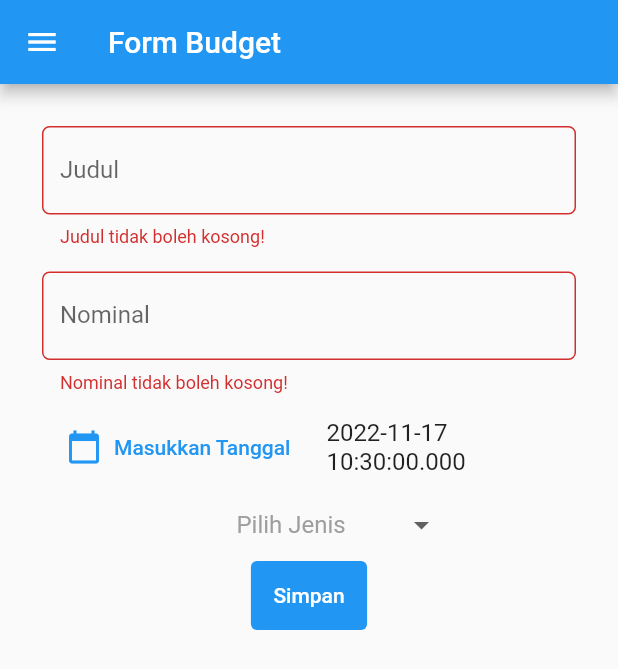
After one commit to ajsebastians/pbp-flutter-lab, a Flutter app: the AddBudget screen opened directly, after a tap on "Simpan", on a phone screen of 412 x 824 dp. The commit adds this screen. Shown: the top 669 px of the screen. Run offline on Flutter 3.47's test engine with Material 2 defaults, Android fonts, the phone set to English and light mode, and no system bars.

Commit message:
tugas 8 kelar

```diff
--- /dev/null
+++ b/lib/add_budget.dart
@@ -0,0 +1,230 @@
+import 'globals.dart' as globals;
+import 'package:flutter/material.dart';
+import 'package:flutter/services.dart';
+import 'package:counter_7/main.dart';
+import 'package:counter_7/drawer.dart';
+import 'package:counter_7/showdata_budget.dart';
+
+class AddBudget extends StatefulWidget {
+  const AddBudget({super.key});
+
+  @override
+  State<AddBudget> createState() => _AddBudgetState();
+}
+
+class Budget {
+  late String judul;
+  late int nominal;
+  late String jenis;
+  late DateTime date;
+
+  Budget(
+      {required this.judul, required this.nominal, required this.jenis, required this.date});
+}
+
+class _AddBudgetState extends State<AddBudget> {
+  final _formKey = GlobalKey<FormState>();
+  String? _judul;
+  int? nominal;
+  String? jenis;
+  List<String> listjenis = ['Pemasukan', 'Pengeluaran'];
+  DateTime date = DateTime.now();
+  // String formattedDate = DateFormat.yMMMMd('en_US').format(date);
+
+  onPressed(BuildContext context) {
+    var data =
+        Budget(judul: _judul!, nominal: nominal!, jenis: jenis!, date: date);
+    globals.budgets.add(data);
+    Navigator.pushReplacement(
+      context,
+      MaterialPageRoute(builder: (context) => const DataBudgetPage()),
+    );
+  }
+
+  @override
+  Widget build(BuildContext context) {
+    return Scaffold(
+      appBar: AppBar(
+        title: Text('Form Budget'),
+      ),
+      drawer: const DrawerApp(),
+      body: Form(
+        key: _formKey,
+        child: SingleChildScrollView(
+          child: Container(
+            padding: const EdgeInsets.all(20.0),
+            child: Column(
+              children: [
+                Padding(
+
+                  padding: const EdgeInsets.all(8.0),
+                  child: TextFormField(
+                    decoration: InputDecoration(
+                      hintText: "Bayar Tagihan",
+                      labelText: "Judul",
+
+                      border: OutlineInputBorder(
+                        borderRadius: BorderRadius.circular(5.0),
+                      ),
+                    ),
+                    onChanged: (String? value) {
+                      setState(() {
+                        _judul = value!;
+                      });
+                    },
+                    onSaved: (String? value) {
+                      setState(() {
+                        _judul = value!;
+                      });
+                    },
+                    validator: (String? value) {
+                      if (value == null || value.isEmpty) {
+                        return 'Judul tidak boleh kosong!';
+                      }
+                      return null;
+                    },
+                  ),
+                ),
+                Padding(
+                  padding: const EdgeInsets.all(8.0),
+                  child: TextFormField(
+                    decoration: InputDecoration(
+                      hintText: "179000",
+                      labelText: "Nominal",
+                      border: OutlineInputBorder(
+                        borderRadius: BorderRadius.circular(5.0),
+                      ),
+                    ),
+                    keyboardType: TextInputType.number,
+                    inputFormatters: <TextInputFormatter>[
+                      FilteringTextInputFormatter.digitsOnly
+                    ],
+                    onChanged: (String? value) {
+                      setState(() {
+                        if (value != '') {
+                          nominal = int.parse(value!);
+                        }
+                      });
+                    },
+                    onSaved: (String? value) {
+                      setState(() {
+                        if (value != '') {
+                          nominal = int.parse(value!);
+                        }
+                      });
+                    },
+                    validator: (String? value) {
+                      if (value == null || value.isEmpty) {
+                        return 'Nominal tidak boleh kosong!';
+                      }
+                      return null;
+                    },
+                  ),
+                ),
+
+                ListTile(
+                  title: Text(date.toString()),
+                  leading: TextButton.icon(
+                    icon: const Icon(Icons.calendar_today),
+                    label: const Text("Masukkan Tanggal"),
+                    onPressed: () {
+                      showDatePicker(
+                        context: context,
+                        initialDate: DateTime.now(),
+                        firstDate: DateTime(2000),
+                        lastDate: DateTime(2101),
+                      ).then((date) {
+
+                        setState(() {
+                          this.date = date!;
+                        });
+                      });
+                    },
+                  ),
+                ),
+
+                DropdownButtonHideUnderline(
+                  child: DropdownButton(
+                    value: jenis,
+                    icon: const Icon(Icons.arrow_drop_down),
+                    items: listjenis.map((String items) {
+                      return DropdownMenuItem(
+                        value: items,
+                        child: Text(items),
+                      );
+                    }).toList(),
+                    onChanged: (String? newValue) {
+                      setState(() {
+                        jenis = newValue!;
+                      });
+                    },
+                    hint: Container(
+                      width: 150, //and here
+                      child: const Text(
+                        "Pilih Jenis",
+                        style: TextStyle(color: Colors.grey),
+                        textAlign: TextAlign.center,
+                      ),
+                    ),
+                  ),
+                ),
+                Align(
+                  alignment: Alignment.bottomCenter,
+                  child: TextButton(
+                    style: TextButton.styleFrom(
+                        backgroundColor: Colors.blue,
+                        padding: const EdgeInsets.all(15.0),
+                        tapTargetSize: MaterialTapTargetSize.shrinkWrap,
+                        alignment: Alignment.center),
+                    onPressed: () {
+                      if (_formKey.currentState!.validate()) {
+                        if (jenis == null || jenis == '') {
+                          showDialog(
+                            context: context,
+                            builder: (context) {
+                              return Dialog(
+                                shape: RoundedRectangleBorder(
+                                  borderRadius: BorderRadius.circular(10),
+                                ),
+                                elevation: 15,
+                                child: Container(
+                                  child: ListView(
+                                    padding: const EdgeInsets.only(
+                                        top: 20, bottom: 20),
+                                    shrinkWrap: true,
+                                    children: <Widget>[
+                                      const Center(
+                                          child: Text(
+                                              'Pilih Jenis tidak boleh kosong')),
+                                      const SizedBox(height: 20),
+                                      TextButton(
+                                        onPressed: () {
+                                          Navigator.pop(context);
+                                        },
+                                        child: const Text('Kembali'),
+                                      ),
+                                    ],
+                                  ),
+                                ),
+                              );
+                            },
+                          );
+                        } else {
+                          onPressed(context);
+                        }
+                      }
+                    },
+                    child: const Text(
+                      "Simpan",
+                      style: TextStyle(color: Colors.white),
+                    ),
+                  ),
+                ),
+              ],
+            ),
+          ),
+        ),
+      ),
+    );
+  }
+}
--- /dev/null
+++ b/lib/drawer.dart
@@ -0,0 +1,47 @@
+import 'package:flutter/material.dart';
+import 'package:counter_7/main.dart';
+import 'package:counter_7/add_budget.dart';
+import 'package:counter_7/showdata_budget.dart';
+
+class DrawerApp extends StatelessWidget {
+  const DrawerApp({super.key});
+
+  @override
+  Widget build(BuildContext context) {
+    return Drawer(
+      child: Column(
+        children: [
+          ListTile(
+            title: const Text('counter_7'),
+            onTap: () {
+              Navigator.pushReplacement(
+                context,
+                MaterialPageRoute(
+                    builder: (context) => const MyHomePage(title: 'counter_7')),
+              );
+            },
+          ),
+          ListTile(
+            title: const Text('Tambah Budget'),
+            onTap: () {
+              Navigator.pushReplacement(
+                context,
+                MaterialPageRoute(
+                    builder: (context) => const AddBudget()),
+              );
+            },
+          ),
+          ListTile(
+            title: const Text('Data Budget'),
+            onTap: () {
+              Navigator.pushReplacement(
+                context,
+                MaterialPageRoute(builder: (context) => const DataBudgetPage()),
+              );
+            },
+          ),
+        ],
+      ),
+    );
+  }
+}
--- /dev/null
+++ b/lib/globals.dart
@@ -0,0 +1,4 @@
+library counter_7.globals;
+import 'package:counter_7/add_budget.dart';
+
+List<Budget> budgets = [];
--- a/lib/main.dart
+++ b/lib/main.dart
@@ -1,4 +1,7 @@
 import 'package:flutter/material.dart';
+import 'package:counter_7/add_budget.dart';
+import 'package:counter_7/showdata_budget.dart';
+import 'package:counter_7/drawer.dart';
 
 void main() {
   runApp(const MyApp());
@@ -83,6 +86,7 @@ class _MyHomePageState extends State<MyHomePage> {
         // the App.build method, and use it to set our appbar title.
         title: Text(widget.title),
       ),
+      drawer: const DrawerApp(),
       body: Center(
         // Center is a layout widget. It takes a single child and positions it
         // in the middle of the parent.
@@ -107,7 +111,7 @@ class _MyHomePageState extends State<MyHomePage> {
               ? const Text('GENAP',
                 style: TextStyle(color: Colors.redAccent))
               : const Text('GANJIL',
-            style: TextStyle(color: Colors.blueAccent)),
+                style: TextStyle(color: Colors.blueAccent)),
             Text(
               '$_counter',
               style: Theme.of(context).textTheme.headline4,
```
Also changed, not shown: lib/showdata_budget.dart (added, +57 -0 lines).
